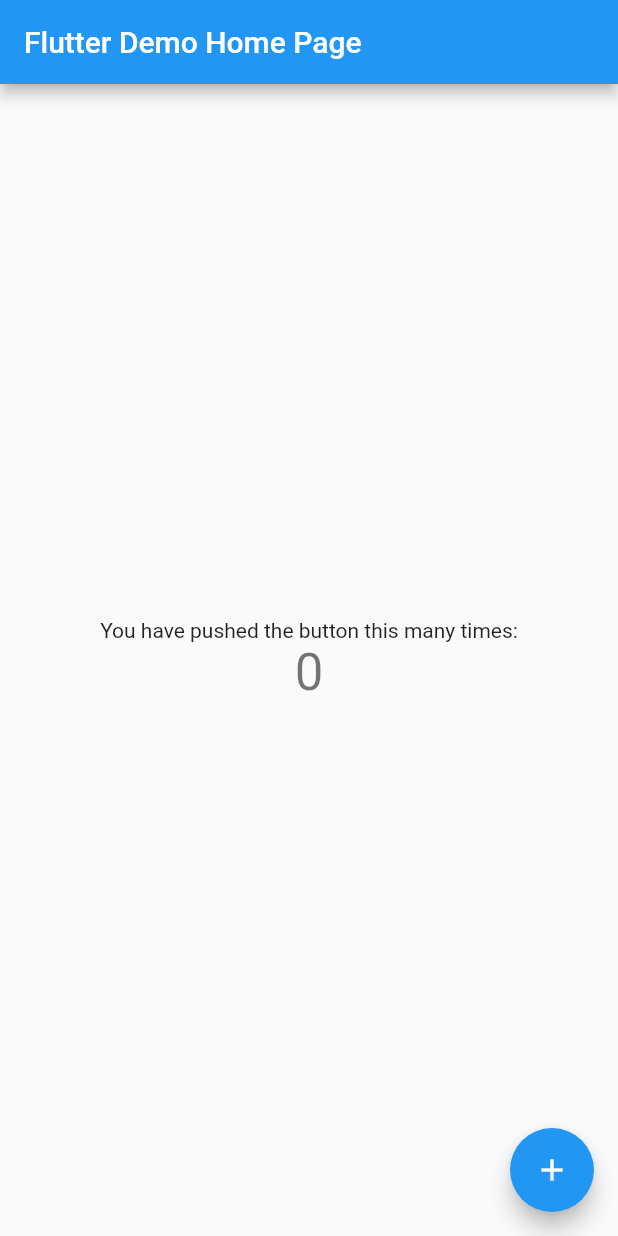
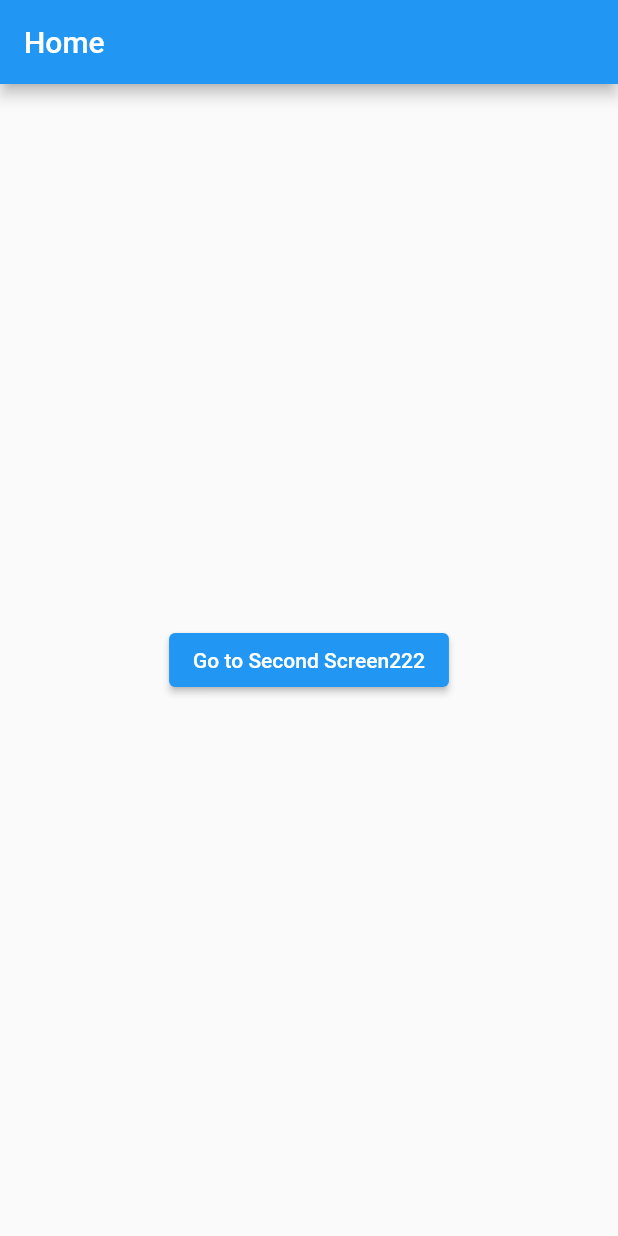
Before and after one commit to y-yushu/flutter_password_saving_software, a Flutter app: the screen it shows after launch, on a phone screen of 412 x 824 dp. Run offline on Flutter 3.47's test engine with Material 2 defaults, Android fonts, the phone set to English and light mode, and no system bars.

Commit message:
feat: 添加基础路由功能

```diff
--- a/lib/main.dart
+++ b/lib/main.dart
@@ -1,4 +1,5 @@
 import 'package:flutter/material.dart';
+import 'package:flutter_password_saving_software/routes/routes.dart';
 
 void main() {
   runApp(const MyApp());
@@ -7,109 +8,11 @@
 class MyApp extends StatelessWidget {
   const MyApp({Key? key}) : super(key: key);
 
-  // This widget is the root of your application.
   @override
   Widget build(BuildContext context) {
     return MaterialApp(
-      title: 'Flutter Demo',
-      theme: ThemeData(
-        // This is the theme of your application.
-        //
-        // Try running your application with "flutter run". You'll see the
-        // application has a blue toolbar. Then, without quitting the app, try
-        // changing the primarySwatch below to Colors.green and then invoke
-        // "hot reload" (press "r" in the console where you ran "flutter run",
-        // or simply save your changes to "hot reload" in a Flutter IDE).
-        // Notice that the counter didn't reset back to zero; the application
-        // is not restarted.
-        primarySwatch: Colors.blue,
-      ),
-      home: const MyHomePage(title: 'Flutter Demo Home Page'),
+      initialRoute: homeRoute,
+      routes: routes,
     );
   }
 }
-
-class MyHomePage extends StatefulWidget {
-  const MyHomePage({Key? key, required this.title}) : super(key: key);
-
-  // This widget is the home page of your application. It is stateful, meaning
-  // that it has a State object (defined below) that contains fields that affect
-  // how it looks.
-
-  // This class is the configuration for the state. It holds the values (in this
-  // case the title) provided by the parent (in this case the App widget) and
-  // used by the build method of the State. Fields in a Widget subclass are
-  // always marked "final".
-
-  final String title;
-
-  @override
-  State<MyHomePage> createState() => _MyHomePageState();
-}
-
-class _MyHomePageState extends State<MyHomePage> {
-  int _counter = 0;
-
-  void _incrementCounter() {
-    setState(() {
-      // This call to setState tells the Flutter framework that something has
-      // changed in this State, which causes it to rerun the build method below
-      // so that the display can reflect the updated values. If we changed
-      // _counter without calling setState(), then the build method would not be
-      // called again, and so nothing would appear to happen.
-      _counter++;
-    });
-  }
-
-  @override
-  Widget build(BuildContext context) {
-    // This method is rerun every time setState is called, for instance as done
-    // by the _incrementCounter method above.
-    //
-    // The Flutter framework has been optimized to make rerunning build methods
-    // fast, so that you can just rebuild anything that needs updating rather
-    // than having to individually change instances of widgets.
-    return Scaffold(
-      appBar: AppBar(
-        // Here we take the value from the MyHomePage object that was created by
-        // the App.build method, and use it to set our appbar title.
-        title: Text(widget.title),
-      ),
-      body: Center(
-        // Center is a layout widget. It takes a single child and positions it
-        // in the middle of the parent.
-        child: Column(
-          // Column is also a layout widget. It takes a list of children and
-          // arranges them vertically. By default, it sizes itself to fit its
-          // children horizontally, and tries to be as tall as its parent.
-          //
-          // Invoke "debug painting" (press "p" in the console, choose the
-          // "Toggle Debug Paint" action from the Flutter Inspector in Android
-          // Studio, or the "Toggle Debug Paint" command in Visual Studio Code)
-          // to see the wireframe for each widget.
-          //
-          // Column has various properties to control how it sizes itself and
-          // how it positions its children. Here we use mainAxisAlignment to
-          // center the children vertically; the main axis here is the vertical
-          // axis because Columns are vertical (the cross axis would be
-          // horizontal).
-          mainAxisAlignment: MainAxisAlignment.center,
-          children: <Widget>[
-            const Text(
-              'You have pushed the button this many times:',
-            ),
-            Text(
-              '$_counter',
-              style: Theme.of(context).textTheme.headline4,
-            ),
-          ],
-        ),
-      ),
-      floatingActionButton: FloatingActionButton(
-        onPressed: _incrementCounter,
-        tooltip: 'Increment',
-        child: const Icon(Icons.add),
-      ), // This trailing comma makes auto-formatting nicer for build methods.
-    );
-  }
-}
--- /dev/null
+++ b/lib/page/home.dart
@@ -0,0 +1,26 @@
+import 'package:flutter/material.dart';
+import 'package:flutter_password_saving_software/routes/routes.dart';
+
+class HomePage extends StatefulWidget {
+  const HomePage({super.key});
+
+  @override
+  State<HomePage> createState() => _HomePageState();
+}
+
+class _HomePageState extends State<HomePage> {
+  @override
+  Widget build(BuildContext context) {
+    return Scaffold(
+      appBar: AppBar(title: const Text('Home')),
+      body: Center(
+          child: ElevatedButton(
+        onPressed: () {
+          // 导航到目标页面
+          Navigator.pushNamed(context, testRoute);
+        },
+        child: const Text('Go to Second Screen222'),
+      )),
+    );
+  }
+}
--- /dev/null
+++ b/lib/page/test.dart
@@ -0,0 +1,20 @@
+import 'package:flutter/material.dart';
+
+class TestPage extends StatelessWidget {
+  const TestPage({super.key});
+
+  @override
+  Widget build(BuildContext context) {
+    return Scaffold(
+      appBar: AppBar(title: const Text('Test')),
+      body: Center(
+          child: ElevatedButton(
+        onPressed: () {
+          // 导航到目标页面
+          Navigator.pushNamed(context, '/home');
+        },
+        child: const Text('Go to Home'),
+      )),
+    );
+  }
+}
--- /dev/null
+++ b/lib/routes/routes.dart
@@ -0,0 +1,12 @@
+import 'package:flutter/material.dart';
+import 'package:flutter_password_saving_software/page/home.dart';
+import 'package:flutter_password_saving_software/page/test.dart';
+
+// 定义路由
+const String homeRoute = '/';
+const String testRoute = '/test';
+
+final Map<String, WidgetBuilder> routes = {
+  homeRoute: (context) => const HomePage(),
+  testRoute: (context) => const TestPage(),
+};
```
